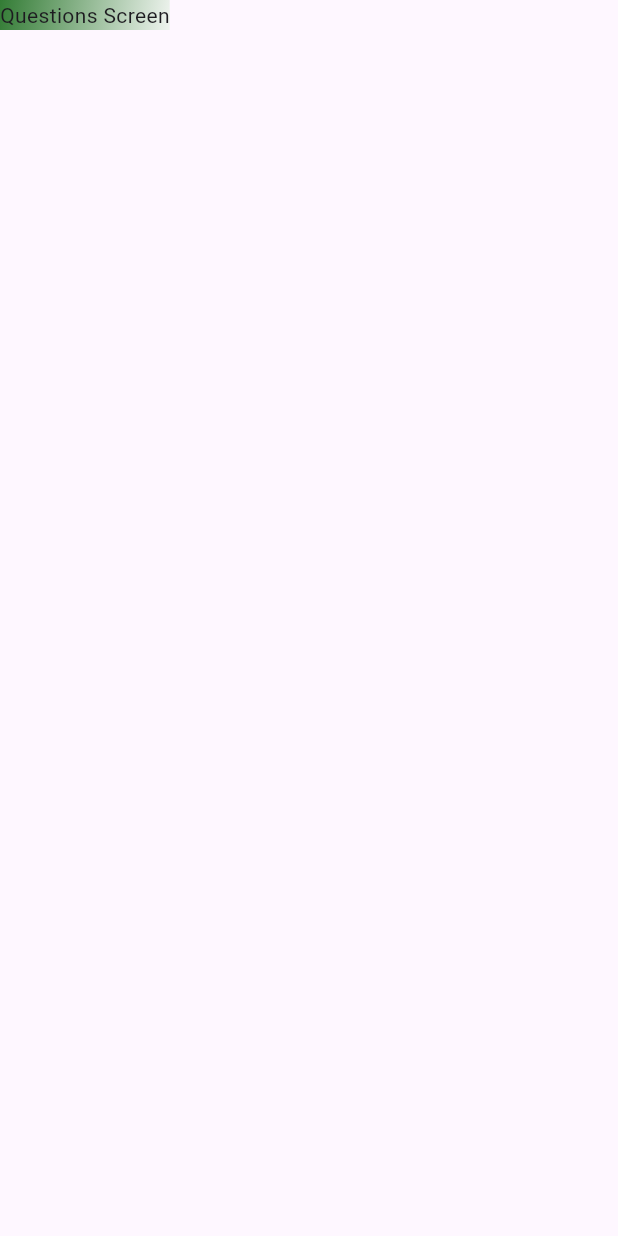
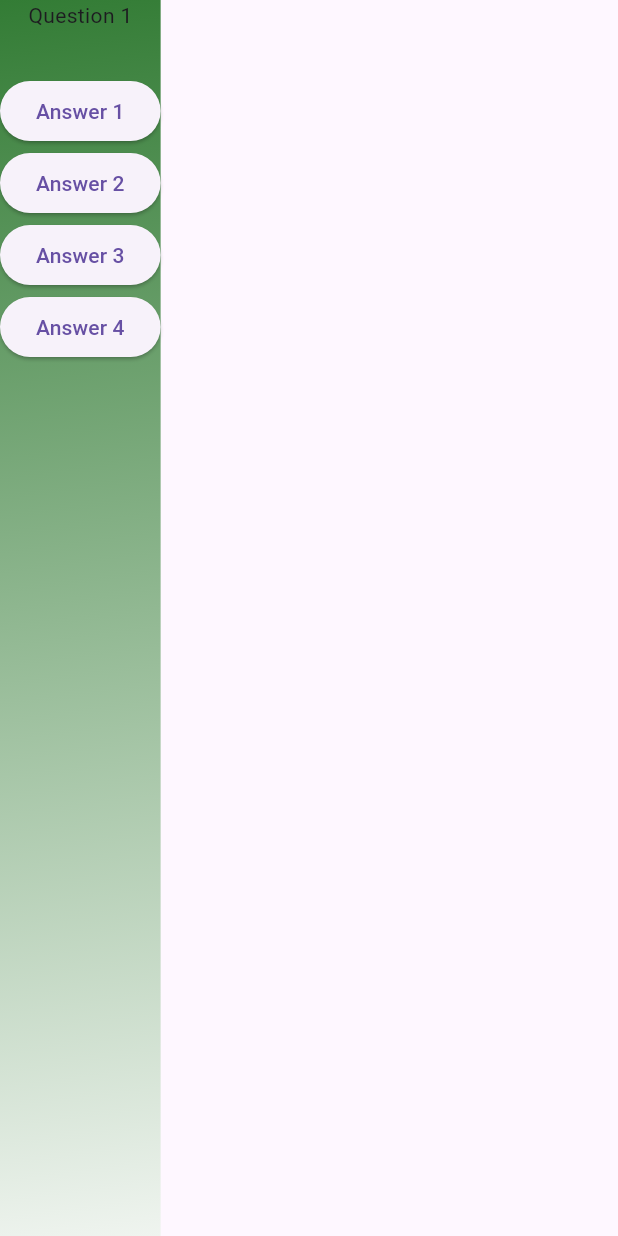
Before and after one commit to aarunprasad92/flutter_basics, a Flutter app: the screen it shows after launch, after a tap on "Start Quiz", on a phone screen of 412 x 824 dp. Run offline on Flutter 3.47's test engine with Material 3 defaults, Android fonts, the phone set to English and light mode, and no system bars.

Commit message:
Build dummy view for question screen

```diff
--- a/lib/data/questions.dart
+++ b/lib/data/questions.dart
@@ -1,6 +1,6 @@
 import 'package:first_app/models/quiz_question.dart';
 
-List<QuizQuestion> questions = [
+const questions = [
   QuizQuestion(
     'What are the main building blocks of Flutter UIs?',
     [
--- a/lib/models/quiz_question.dart
+++ b/lib/models/quiz_question.dart
@@ -2,5 +2,5 @@ class QuizQuestion {
   final String question;
   final List<String> answers;
 
-  QuizQuestion(this.question, this.answers);
+  const QuizQuestion(this.question, this.answers);
 }
--- a/lib/questions_screen.dart
+++ b/lib/questions_screen.dart
@@ -11,6 +11,17 @@ class QuestionsScreen extends StatefulWidget {
 class _QuestionsScreenState extends State<QuestionsScreen> {
   @override
   Widget build(BuildContext context) {
-    return const Text('Questions Screen');
+    return Column(
+      children: [
+        const Text('Question 1'),
+        const SizedBox(
+          height: 30,
+        ),
+        ElevatedButton(onPressed: () {}, child: const Text('Answer 1')),
+        ElevatedButton(onPressed: () {}, child: const Text('Answer 2')),
+        ElevatedButton(onPressed: () {}, child: const Text('Answer 3')),
+        ElevatedButton(onPressed: () {}, child: const Text('Answer 4'))
+      ],
+    );
   }
 }
```
